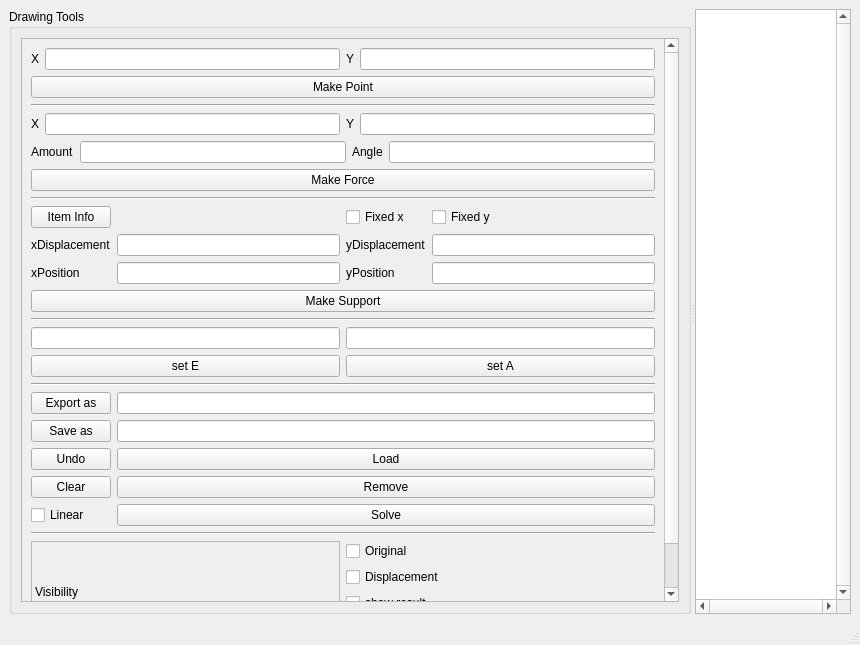
The window that Tragwerk/Frontend/mainwindow.ui (TheoGlaesser/Softwareentwicklungspraktikum) describes before a commit, drawn with Qt 5.
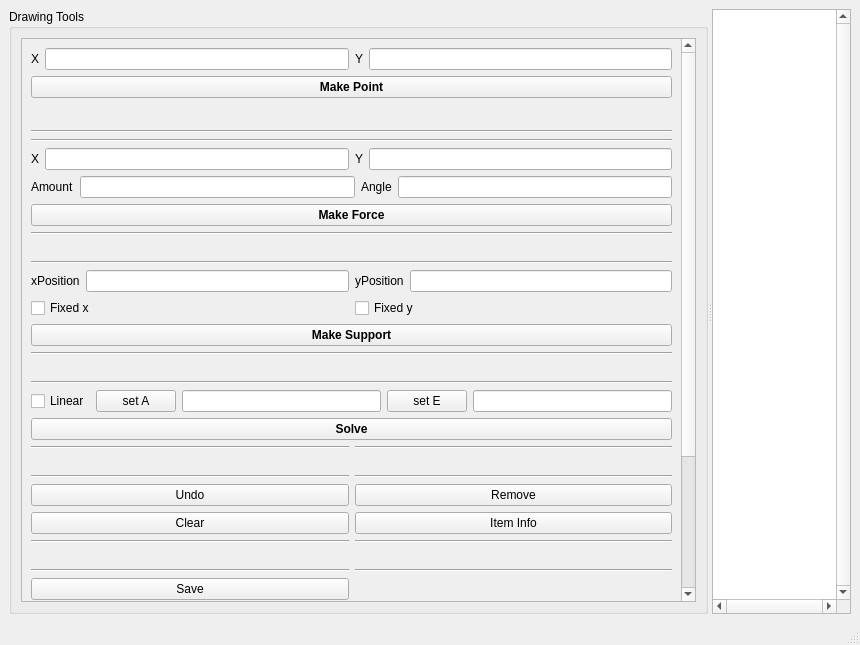
The same window after the commit.

Diff of the .ui file:
```diff
--- a/Tragwerk/Frontend/mainwindow.ui
+++ b/Tragwerk/Frontend/mainwindow.ui
@@ -35,8 +35,8 @@
             <rect>
              <x>0</x>
              <y>0</y>
-             <width>622</width>
-             <height>694</height>
+             <width>673</width>
+             <height>863</height>
             </rect>
            </property>
            <layout class="QGridLayout" name="gridLayout_4">
@@ -72,13 +72,48 @@
               </item>
               <item>
                <widget class="QPushButton" name="addNodeButton">
+                <property name="font">
+                 <font>
+                  <bold>true</bold>
+                 </font>
+                </property>
                 <property name="text">
                  <string>Make Point</string>
                 </property>
                </widget>
               </item>
               <item>
-               <widget class="Line" name="line">
+               <widget class="QFrame" name="frame">
+                <property name="frameShape">
+                 <enum>QFrame::StyledPanel</enum>
+                </property>
+                <property name="frameShadow">
+                 <enum>QFrame::Raised</enum>
+                </property>
+               </widget>
+              </item>
+              <item>
+               <spacer name="horizontalSpacer">
+                <property name="orientation">
+                 <enum>Qt::Horizontal</enum>
+                </property>
+                <property name="sizeHint" stdset="0">
+                 <size>
+                  <width>40</width>
+                  <height>20</height>
+                 </size>
+                </property>
+               </spacer>
+              </item>
+              <item>
+               <widget class="Line" name="line_2">
+                <property name="orientation">
+                 <enum>Qt::Horizontal</enum>
+                </property>
+               </widget>
+              </item>
+              <item>
+               <widget class="Line" name="line_3">
                 <property name="orientation">
                  <enum>Qt::Horizontal</enum>
                 </property>
@@ -150,13 +185,41 @@
               </item>
               <item>
                <widget class="QPushButton" name="makeForceButton">
+                <property name="font">
+                 <font>
+                  <bold>true</bold>
+                 </font>
+                </property>
                 <property name="text">
                  <string>Make Force</string>
                 </property>
                </widget>
               </item>
               <item>
-               <widget class="Line" name="line_2">
+               <widget class="Line" name="line_4">
+                <property name="orientation">
+                 <enum>Qt::Horizontal</enum>
+                </property>
+               </widget>
+              </item>
+              <item>
+               <spacer name="horizontalSpacer_2">
+                <property name="orientation">
+                 <enum>Qt::Horizontal</enum>
+                </property>
+                <property name="sizeType">
+                 <enum>QSizePolicy::MinimumExpanding</enum>
+                </property>
+                <property name="sizeHint" stdset="0">
+                 <size>
+                  <width>40</width>
+                  <height>20</height>
+                 </size>
+                </property>
+               </spacer>
+              </item>
+              <item>
+               <widget class="Line" name="line_6">
                 <property name="orientation">
                  <enum>Qt::Horizontal</enum>
                 </property>
@@ -167,34 +230,34 @@
                 <property name="topMargin">
                  <number>0</number>
                 </property>
-                <item row="2" column="2">
-                 <widget class="QLabel" name="label_11">
+                <item row="0" column="0">
+                 <widget class="QLabel" name="label_9">
                   <property name="text">
-                   <string>yPosition</string>
+                   <string>xPosition</string>
                   </property>
                  </widget>
                 </item>
-                <item row="2" column="3">
+                <item row="0" column="1">
+                 <widget class="QLineEdit" name="lineEdit_x_pos"/>
+                </item>
+                <item row="0" column="4">
                  <widget class="QLineEdit" name="lineEditX_y_pos"/>
                 </item>
-                <item row="1" column="2">
-                 <widget class="QLabel" name="label_10">
-                  <property name="text">
-                   <string>yDisplacement</string>
-                  </property>
-                 </widget>
-                </item>
-                <item row="1" column="3">
-                 <widget class="QLineEdit" name="lineEdit_y_displacement"/>
-                </item>
                 <item row="0" column="3">
-                 <widget class="QCheckBox" name="checkBox_y_fixed">
+                 <widget class="QLabel" name="label_11">
                   <property name="text">
-                   <string>Fixed y</string>
+                   <string>yPosition</string>
                   </property>
                  </widget>
                 </item>
-                <item row="0" column="2">
+               </layout>
+              </item>
+              <item>
+               <layout class="QHBoxLayout" name="horizontalLayout_9">
+                <property name="bottomMargin">
+                 <number>0</number>
+                </property>
+                <item>
                  <widget class="QCheckBox" name="checkBox_y_fixed_2">
                   <property name="sizeIncrement">
                    <size>
@@ -210,30 +273,10 @@
                   </property>
                  </widget>
                 </item>
-                <item row="2" column="1">
-                 <widget class="QLineEdit" name="lineEdit_x_pos"/>
-                </item>
-                <item row="2" column="0">
-                 <widget class="QLabel" name="label_9">
+                <item>
+                 <widget class="QCheckBox" name="checkBox_y_fixed">
                   <property name="text">
-                   <string>xPosition</string>
-                  </property>
-                 </widget>
-                </item>
-                <item row="1" column="1">
-                 <widget class="QLineEdit" name="lineEdit_x_displacement"/>
-                </item>
-                <item row="1" column="0">
-                 <widget class="QLabel" name="label_8">
-                  <property name="text">
-                   <string>xDisplacement</string>
-                  </property>
-                 </widget>
-                </item>
-                <item row="0" column="0">
-                 <widget class="QPushButton" name="pushButton_itemInfo">
-                  <property name="text">
-                   <string>Item Info</string>
+                   <string>Fixed y</string>
                   </property>
                  </widget>
                 </item>
@@ -241,13 +284,41 @@
               </item>
               <item>
                <widget class="QPushButton" name="supportButton">
+                <property name="font">
+                 <font>
+                  <bold>true</bold>
+                 </font>
+                </property>
                 <property name="text">
                  <string>Make Support</string>
                 </property>
                </widget>
               </item>
               <item>
-               <widget class="Line" name="line_3">
+               <widget class="Line" name="line_7">
+                <property name="orientation">
+                 <enum>Qt::Horizontal</enum>
+                </property>
+               </widget>
+              </item>
+              <item>
+               <spacer name="horizontalSpacer_8">
+                <property name="orientation">
+                 <enum>Qt::Horizontal</enum>
+                </property>
+                <property name="sizeType">
+                 <enum>QSizePolicy::MinimumExpanding</enum>
+                </property>
+                <property name="sizeHint" stdset="0">
+                 <size>
+                  <width>40</width>
+                  <height>20</height>
+                 </size>
+                </property>
+               </spacer>
+              </item>
+              <item>
+               <widget class="Line" name="line_8">
                 <property name="orientation">
                  <enum>Qt::Horizontal</enum>
                 </property>
@@ -255,6 +326,20 @@
               </item>
               <item>
                <layout class="QHBoxLayout" name="horizontalLayout_5">
+                <item>
+                 <widget class="QCheckBox" name="checkBox_3">
+                  <property name="text">
+                   <string>Linear</string>
+                  </property>
+                 </widget>
+                </item>
+                <item>
+                 <widget class="QPushButton" name="pushButton">
+                  <property name="text">
+                   <string>set A</string>
+                  </property>
+                 </widget>
+                </item>
                 <item>
                  <widget class="QLineEdit" name="lineEditX_8">
                   <property name="text">
@@ -263,17 +348,6 @@
                  </widget>
                 </item>
                 <item>
-                 <widget class="QLineEdit" name="lineEditX_9">
-                  <property name="text">
-                   <string/>
-                  </property>
-                 </widget>
-                </item>
-               </layout>
-              </item>
-              <item>
-               <layout class="QHBoxLayout" name="horizontalLayout_6">
-                <item>
                  <widget class="QPushButton" name="parametersButton">
                   <property name="text">
                    <string>set E</string>
@@ -281,82 +355,165 @@
                  </widget>
                 </item>
                 <item>
-                 <widget class="QPushButton" name="pushButton">
+                 <widget class="QLineEdit" name="lineEditX_9">
                   <property name="text">
-                   <string>set A</string>
+                   <string/>
                   </property>
                  </widget>
                 </item>
                </layout>
               </item>
               <item>
-               <widget class="Line" name="line_4">
-                <property name="orientation">
-                 <enum>Qt::Horizontal</enum>
-                </property>
-               </widget>
+               <layout class="QHBoxLayout" name="horizontalLayout_6"/>
               </item>
               <item>
                <layout class="QGridLayout" name="gridLayout_2">
-                <item row="0" column="0">
-                 <widget class="QPushButton" name="pushButton_2">
+                <item row="6" column="1">
+                 <widget class="QPushButton" name="pushButton_itemInfo">
                   <property name="text">
-                   <string>Export as</string>
+                   <string>Item Info</string>
                   </property>
                  </widget>
                 </item>
-                <item row="0" column="1">
-                 <widget class="QLineEdit" name="exportName"/>
+                <item row="2" column="0">
+                 <widget class="Line" name="line_9">
+                  <property name="orientation">
+                   <enum>Qt::Horizontal</enum>
+                  </property>
+                 </widget>
                 </item>
-                <item row="1" column="0">
+                <item row="4" column="0">
+                 <widget class="Line" name="line_10">
+                  <property name="orientation">
+                   <enum>Qt::Horizontal</enum>
+                  </property>
+                 </widget>
+                </item>
+                <item row="3" column="0" colspan="2">
+                 <spacer name="horizontalSpacer_9">
+                  <property name="orientation">
+                   <enum>Qt::Horizontal</enum>
+                  </property>
+                  <property name="sizeType">
+                   <enum>QSizePolicy::MinimumExpanding</enum>
+                  </property>
+                  <property name="sizeHint" stdset="0">
+                   <size>
+                    <width>40</width>
+                    <height>20</height>
+                   </size>
+                  </property>
+                 </spacer>
+                </item>
+                <item row="11" column="0">
                  <widget class="QPushButton" name="saveButton">
                   <property name="text">
-                   <string>Save as</string>
+                   <string>Save</string>
                   </property>
                  </widget>
                 </item>
-                <item row="1" column="1">
-                 <widget class="QLineEdit" name="lineEdit"/>
+                <item row="5" column="1">
+                 <widget class="QPushButton" name="removeButton">
+                  <property name="text">
+                   <string>Remove</string>
+                  </property>
+                 </widget>
                 </item>
-                <item row="2" column="0">
+                <item row="0" column="0" colspan="2">
+                 <widget class="QPushButton" name="solveButton">
+                  <property name="font">
+                   <font>
+                    <bold>true</bold>
+                   </font>
+                  </property>
+                  <property name="text">
+                   <string>Solve</string>
+                  </property>
+                 </widget>
+                </item>
+                <item row="5" column="0">
                  <widget class="QPushButton" name="undoButton">
                   <property name="text">
                    <string>Undo</string>
                   </property>
                  </widget>
                 </item>
-                <item row="2" column="1">
-                 <widget class="QPushButton" name="loadButton">
+                <item row="12" column="1">
+                 <widget class="QPushButton" name="pushButton_2">
                   <property name="text">
-                   <string>Load</string>
+                   <string>Graphical Export</string>
                   </property>
                  </widget>
                 </item>
-                <item row="3" column="0">
+                <item row="9" column="0" colspan="2">
+                 <spacer name="horizontalSpacer_10">
+                  <property name="orientation">
+                   <enum>Qt::Horizontal</enum>
+                  </property>
+                  <property name="sizeType">
+                   <enum>QSizePolicy::MinimumExpanding</enum>
+                  </property>
+                  <property name="sizeHint" stdset="0">
+                   <size>
+                    <width>40</width>
+                    <height>20</height>
+                   </size>
+                  </property>
+                 </spacer>
+                </item>
+                <item row="6" column="0">
                  <widget class="QPushButton" name="clearButton">
                   <property name="text">
                    <string>Clear</string>
                   </property>
                  </widget>
                 </item>
-                <item row="3" column="1">
-                 <widget class="QPushButton" name="removeButton">
+                <item row="12" column="0">
+                 <widget class="QPushButton" name="loadButton">
                   <property name="text">
-                   <string>Remove</string>
+                   <string>Load</string>
                   </property>
                  </widget>
                 </item>
-                <item row="4" column="0">
-                 <widget class="QCheckBox" name="checkBox_3">
-                  <property name="text">
-                   <string>Linear</string>
+                <item row="8" column="0">
+                 <widget class="Line" name="line_11">
+                  <property name="orientation">
+                   <enum>Qt::Horizontal</enum>
+                  </property>
+                 </widget>
+                </item>
+                <item row="10" column="0">
+                 <widget class="Line" name="line_12">
+                  <property name="orientation">
+                   <enum>Qt::Horizontal</enum>
+                  </property>
+                 </widget>
+                </item>
+                <item row="10" column="1">
+                 <widget class="Line" name="line">
+                  <property name="orientation">
+                   <enum>Qt::Horizontal</enum>
                   </property>
                  </widget>
                 </item>
                 <item row="4" column="1">
-                 <widget class="QPushButton" name="solveButton">
-                  <property name="text">
-                   <string>Solve</string>
+                 <widget class="Line" name="line_14">
+                  <property name="orientation">
+                   <enum>Qt::Horizontal</enum>
+                  </property>
+                 </widget>
+                </item>
+                <item row="2" column="1">
+                 <widget class="Line" name="line_15">
+                  <property name="orientation">
+                   <enum>Qt::Horizontal</enum>
+                  </property>
+                 </widget>
+                </item>
+                <item row="8" column="1">
+                 <widget class="Line" name="line_16">
+                  <property name="orientation">
+                   <enum>Qt::Horizontal</enum>
                   </property>
                  </widget>
                 </item>
@@ -369,6 +526,29 @@
                 </property>
                </widget>
               </item>
+              <item>
+               <spacer name="horizontalSpacer_11">
+                <property name="orientation">
+                 <enum>Qt::Horizontal</enum>
+                </property>
+                <property name="sizeType">
+                 <enum>QSizePolicy::MinimumExpanding</enum>
+                </property>
+                <property name="sizeHint" stdset="0">
+                 <size>
+                  <width>40</width>
+                  <height>20</height>
+                 </size>
+                </property>
+               </spacer>
+              </item>
+              <item>
+               <widget class="Line" name="line_13">
+                <property name="orientation">
+                 <enum>Qt::Horizontal</enum>
+                </property>
+               </widget>
+              </item>
               <item>
                <layout class="QHBoxLayout" name="horizontalLayout_7">
                 <item>
```
